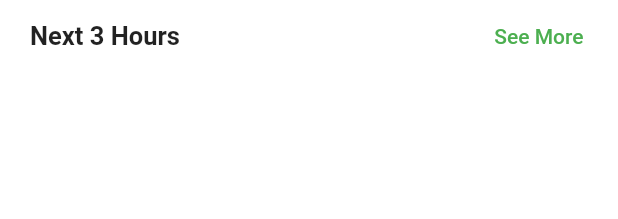
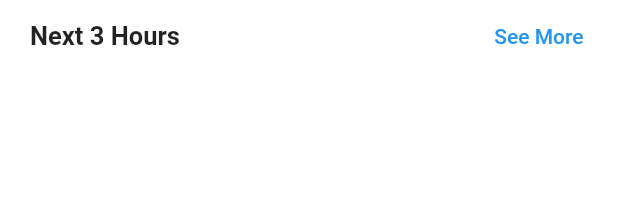
Before and after one commit to FlutterPortugal/FEEPT_2021, a Flutter app: the HourlyForecast widget shown alone on an empty page, opened directly with empty values, on a phone screen of 412 x 824 dp. Shown: the top 219 px of the screen. Run offline on Flutter 3.47's test engine with Material 2 defaults, Android fonts, the phone set to English and light mode, and no system bars; our stand-ins replace location, logger, smooth_page_indicator; missing offline and left inert: flutter_weather_icons.

Commit message:
Correções Vitor Almeida

```diff
--- a/lib/Screens/hourlyWeatherScreen.dart
+++ b/lib/Screens/hourlyWeatherScreen.dart
@@ -35,6 +35,7 @@ class HourlyScreen extends StatelessWidget {
               fontWeight: FontWeight.w400,
             ),
           ),
+          Spacer(flex: 1),
           Text(
             '${weather.dailyTemp.toStringAsFixed(1)}°',
             style: TextStyle(
--- a/lib/main.dart
+++ b/lib/main.dart
@@ -10,7 +10,7 @@ import 'package:logger/logger.dart';
 var logger = Logger();
 
 var config = {
-  'OpenWeatherApiKey': 'fdb61777bda2658e2b20d16554abc84a',
+  'OpenWeatherApiKey': '1052b4f753b364740d9482c50881076d',
 };
 
 void main() {
@@ -35,7 +35,7 @@ class MyApp extends StatelessWidget {
             elevation: 0,
           ),
           scaffoldBackgroundColor: Colors.white,
-          primaryColor: Colors.green,
+          primaryColor: Colors.blue,
           accentColor: Colors.white,
           visualDensity: VisualDensity.adaptivePlatformDensity,
         ),
--- a/lib/models/weather.dart
+++ b/lib/models/weather.dart
@@ -30,7 +30,7 @@ class Weather with ChangeNotifier {
   });
 
   factory Weather.fromJson(Map<String, dynamic> json) {
-    return Weather();
+    //return Weather();
     return Weather(
       temp: json['main']['temp'],
       tempMax: json['main']['temp_max'],
--- a/lib/provider/weatherProvider.dart
+++ b/lib/provider/weatherProvider.dart
@@ -16,7 +16,7 @@ class WeatherProvider with ChangeNotifier {
   List<DailyWeather> hourly24Weather = [];
   List<DailyWeather> fiveDayWeather = [];
   List<DailyWeather> sevenDayWeather = [];
-  bool loading;
+  bool loading = true;
   bool isRequestError = false;
   bool isLocationError = false;
 
--- a/lib/widgets/hourlyForecast.dart
+++ b/lib/widgets/hourlyForecast.dart
@@ -71,6 +71,7 @@ class HourlyForecast extends StatelessWidget {
 
   @override
   Widget build(BuildContext context) {
+    final myContext = Theme.of(context);
     return Container(
       margin: EdgeInsets.symmetric(horizontal: 15),
       width: MediaQuery.of(context).size.width,
@@ -93,7 +94,7 @@ class HourlyForecast extends StatelessWidget {
               TextButton(
                 child: Text(
                   'See More',
-                  style: TextStyle(color: Colors.green),
+                  style: TextStyle(color: myContext.primaryColor),
                 ),
                 onPressed: () {
                   Navigator.of(context).pushNamed(HourlyScreen.routeName);
--- a/lib/widgets/sevenDayForecast.dart
+++ b/lib/widgets/sevenDayForecast.dart
@@ -106,7 +106,7 @@ class SevenDayForecast extends StatelessWidget {
               SizedBox(height: 15),
               Expanded(
                 child: ListView(
-                  scrollDirection: Axis.vertical,
+                  scrollDirection: Axis.horizontal,
                   children: [
                     Row(
                       children: dWeather
```
Also changed, not shown: lib/Screens/homeScreen.dart (+14 -9 lines), lib/widgets/WeatherInfo.dart (+5 -2 lines), lib/widgets/weatherDetail.dart (+7 -6 lines), pubspec.lock, 1 other file.
